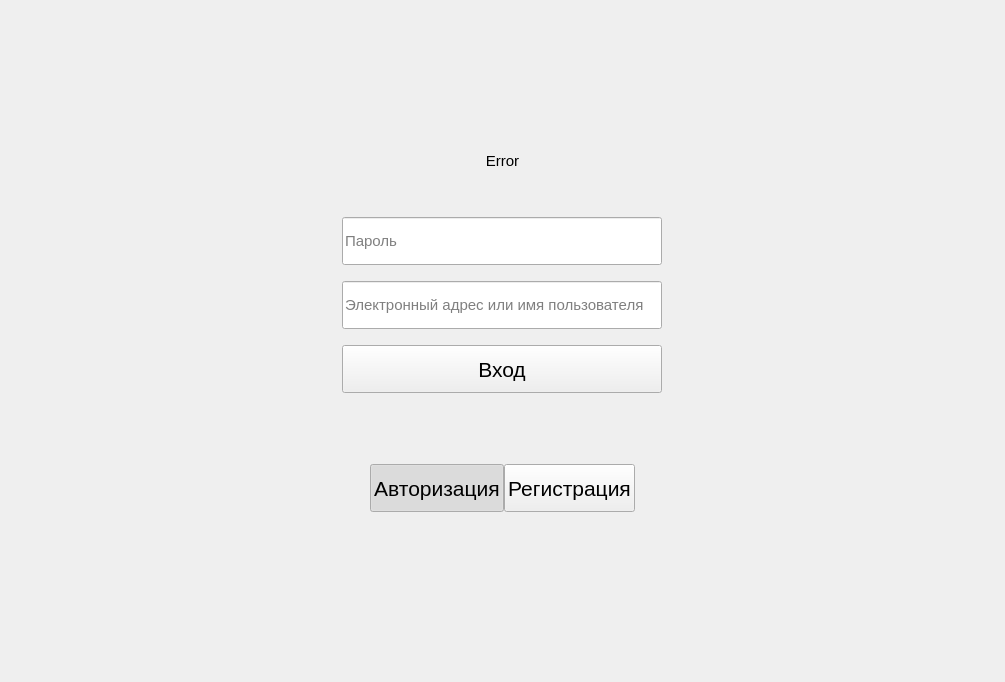
Korostast/chat-database-project, file ui/mainwindow.ui: the form before one commit.
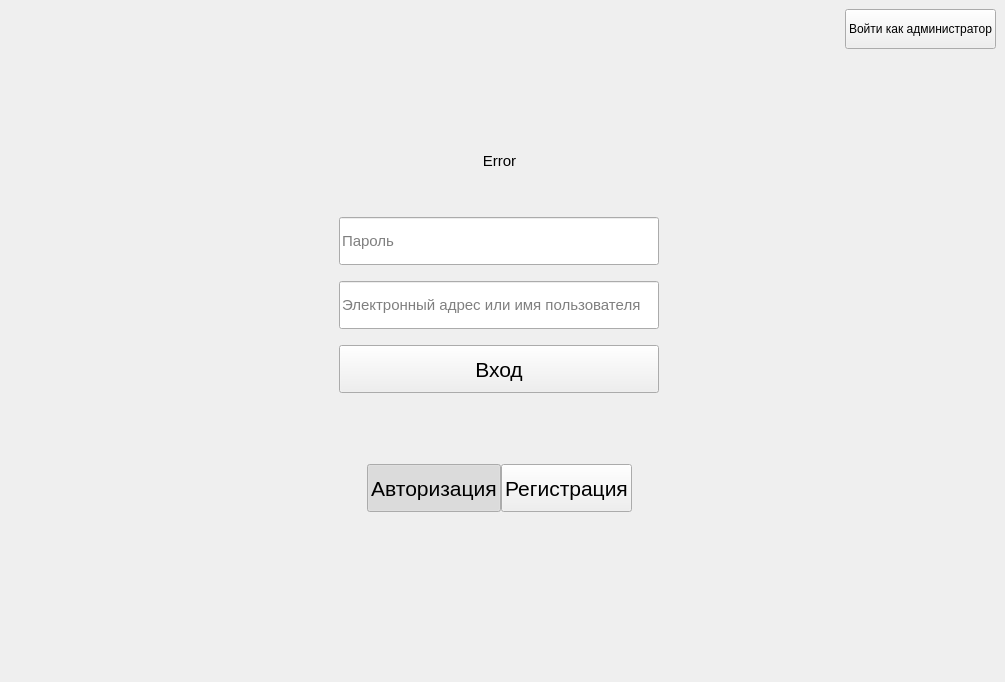
The form after the commit. The open tabs and pages were chosen to show the change. Custom widgets are drawn as their Qt base class.

Commit message: Added dialog for admin to create and remove databases.

```diff
--- a/ui/mainwindow.ui
+++ b/ui/mainwindow.ui
@@ -447,6 +447,19 @@
           </property>
          </spacer>
         </item>
+        <item row="0" column="5" alignment="Qt::AlignRight|Qt::AlignTop">
+         <widget class="QPushButton" name="authentification_admin_button">
+          <property name="minimumSize">
+           <size>
+            <width>80</width>
+            <height>40</height>
+           </size>
+          </property>
+          <property name="text">
+           <string>Войти как администратор</string>
+          </property>
+         </widget>
+        </item>
        </layout>
       </widget>
       <widget class="QWidget" name="page_2">
```
Left out of the diff: 2 changed lines with no effect on the pictures. The commit also changes 14 other files.
